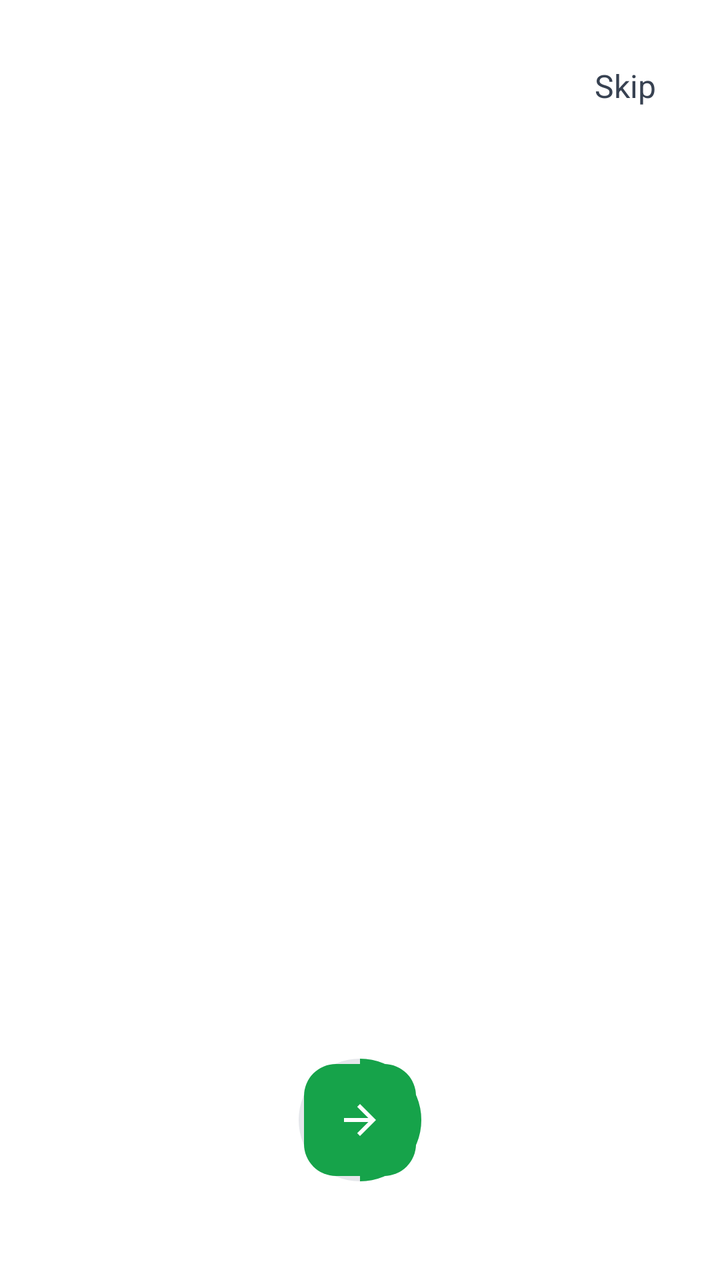
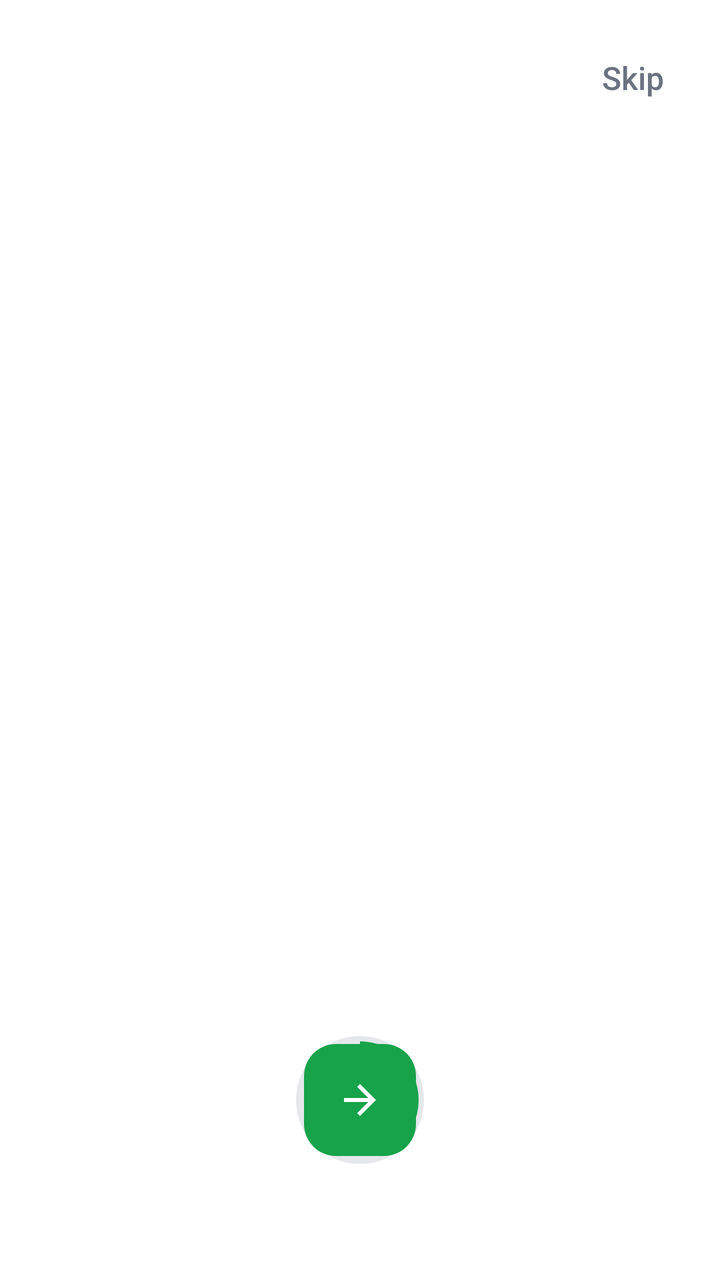

Screens rendered from an Android XML layout before and after an edit, with the pre-edit source and the edit as a unified diff.
<!-- AndroidManifest.xml: application theme Theme.GoRide -->
<!-- res/layout/fragment_onboarding.xml -->
<?xml version="1.0" encoding="utf-8"?>
<androidx.constraintlayout.widget.ConstraintLayout xmlns:android="http://schemas.android.com/apk/res/android"
    xmlns:app="http://schemas.android.com/apk/res-auto"
    xmlns:tools="http://schemas.android.com/tools"
    android:layout_width="match_parent"
    android:layout_height="match_parent"
    android:background="@color/white">

    <TextView
        android:id="@+id/btnSkip"
        android:layout_width="wrap_content"
        android:layout_height="wrap_content"
        android:layout_marginTop="24dp"
        android:layout_marginEnd="24dp"
        android:padding="8dp"
        android:text="Skip"
        android:textColor="@color/gray_700"
        android:textSize="16sp"
        app:layout_constraintEnd_toEndOf="parent"
        app:layout_constraintTop_toTopOf="parent" />

    <androidx.viewpager2.widget.ViewPager2
        android:id="@+id/viewPager"
        android:layout_width="0dp"
        android:layout_height="0dp"
        app:layout_constraintBottom_toTopOf="@+id/bottomContainer"
        app:layout_constraintEnd_toEndOf="parent"
        app:layout_constraintStart_toStartOf="parent"
        app:layout_constraintTop_toBottomOf="@id/btnSkip" />

    <androidx.constraintlayout.widget.ConstraintLayout
        android:id="@+id/bottomContainer"
        android:layout_width="match_parent"
        android:layout_height="wrap_content"
        android:paddingBottom="40dp"
        app:layout_constraintBottom_toBottomOf="parent">

        
        <FrameLayout
            android:id="@+id/btnNext"
            android:layout_width="80dp"
            android:layout_height="80dp"
            app:layout_constraintBottom_toBottomOf="parent"
            app:layout_constraintEnd_toEndOf="parent"
            app:layout_constraintStart_toStartOf="parent">

            <ProgressBar
                android:id="@+id/progressBar"
                style="?android:attr/progressBarStyleHorizontal"
                android:layout_width="match_parent"
                android:layout_height="match_parent"
                android:background="@drawable/circle_gray"
                android:indeterminate="false"
                android:max="100"
                android:progress="50"
                android:progressDrawable="@drawable/circle_progress" />

            <com.google.android.material.floatingactionbutton.FloatingActionButton
                android:id="@+id/fabNext"
                android:layout_width="wrap_content"
                android:layout_height="wrap_content"
                android:layout_gravity="center"
                android:clickable="false"
                android:focusable="false"
                app:backgroundTint="@color/primary"
                app:elevation="0dp"
                app:fabCustomSize="56dp"
                app:layout_constraintBottom_toBottomOf="parent"
                app:layout_constraintEnd_toEndOf="parent"
                app:layout_constraintStart_toStartOf="parent"
                app:layout_constraintTop_toTopOf="parent"
                app:srcCompat="@drawable/ic_arrow_forward"
                app:tint="@color/white" />

        </FrameLayout>

    </androidx.constraintlayout.widget.ConstraintLayout>

</androidx.constraintlayout.widget.ConstraintLayout>
<!-- resources referenced by this layout -->
<resources>
  <color name="gray_700">#374151</color>
  <color name="primary">#16A34A</color>
  <color name="white">#FFFFFFFF</color>
  <!-- drawable circle_gray (drawable) -->
  <?xml version="1.0" encoding="utf-8"?>
  <shape xmlns:android="http://schemas.android.com/apk/res/android"
      android:shape="ring"
      android:thickness="4dp"
      android:useLevel="false">
      <solid android:color="@color/gray_200" />
  </shape>
  <!-- drawable circle_progress (drawable) -->
  <?xml version="1.0" encoding="utf-8"?>
  <rotate xmlns:android="http://schemas.android.com/apk/res/android"
      android:fromDegrees="270"
      android:toDegrees="270">
      <shape
          android:shape="ring"
          android:thickness="4dp"
          android:useLevel="true">
          <solid android:color="@color/primary" />
      </shape>
  </rotate>
  <!-- drawable ic_arrow_forward (drawable) -->
  <vector xmlns:android="http://schemas.android.com/apk/res/android"
      android:width="24dp"
      android:height="24dp"
      android:viewportWidth="24"
      android:viewportHeight="24">
      <path
          android:fillColor="@android:color/white"
          android:pathData="M12,4l-1.41,1.41L16.17,11H4v2h12.17l-5.58,5.59L12,20l8,-8z" />
  </vector>
  <style name="Theme.GoRide" parent="Theme.Material3.DayNight.NoActionBar">
          
          <item name="colorPrimary">@color/primary</item>
          <item name="colorPrimaryVariant">@color/primary_dark</item>
          <item name="colorOnPrimary">@color/white</item>
          
          <item name="colorSecondary">@color/primary_light</item>
          <item name="colorSecondaryVariant">@color/primary_dark</item>
          <item name="colorOnSecondary">@color/black</item>
          
          <item name="android:statusBarColor">?attr/colorPrimaryVariant</item>
      </style>
  <color name="gray_200">#E5E7EB</color>
  <color name="primary_dark">#15803D</color>
  <color name="primary_light">#DCFCE7</color>
  <color name="black">#FF000000</color>
</resources>

<!-- the commit's change to res/layout/fragment_onboarding.xml (unified diff, before → after) -->
@@ -10,12 +10,13 @@
         android:id="@+id/btnSkip"
         android:layout_width="wrap_content"
         android:layout_height="wrap_content"
-        android:layout_marginTop="24dp"
-        android:layout_marginEnd="24dp"
-        android:padding="8dp"
+        android:layout_marginTop="16dp"
+        android:layout_marginEnd="16dp"
+        android:padding="12dp"
         android:text="Skip"
-        android:textColor="@color/gray_700"
+        android:textColor="@color/gray_500"
         android:textSize="16sp"
+        android:fontFamily="sans-serif-medium"
         app:layout_constraintEnd_toEndOf="parent"
         app:layout_constraintTop_toTopOf="parent" />
 
@@ -32,14 +33,13 @@
         android:id="@+id/bottomContainer"
         android:layout_width="match_parent"
         android:layout_height="wrap_content"
-        android:paddingBottom="40dp"
+        android:paddingBottom="48dp"
         app:layout_constraintBottom_toBottomOf="parent">
 
-        
         <FrameLayout
             android:id="@+id/btnNext"
-            android:layout_width="80dp"
-            android:layout_height="80dp"
+            android:layout_width="84dp"
+            android:layout_height="84dp"
             app:layout_constraintBottom_toBottomOf="parent"
             app:layout_constraintEnd_toEndOf="parent"
             app:layout_constraintStart_toStartOf="parent">
@@ -52,7 +52,8 @@
                 android:background="@drawable/circle_gray"
                 android:indeterminate="false"
                 android:max="100"
-                android:progress="50"
+                android:progress="33"
+                android:padding="4dp"
                 android:progressDrawable="@drawable/circle_progress" />
 
             <com.google.android.material.floatingactionbutton.FloatingActionButton
@@ -65,12 +66,9 @@
                 app:backgroundTint="@color/primary"
                 app:elevation="0dp"
                 app:fabCustomSize="56dp"
-                app:layout_constraintBottom_toBottomOf="parent"
-                app:layout_constraintEnd_toEndOf="parent"
-                app:layout_constraintStart_toStartOf="parent"
-                app:layout_constraintTop_toTopOf="parent"
                 app:srcCompat="@drawable/ic_arrow_forward"
-                app:tint="@color/white" />
+                app:tint="@color/white"
+                tools:ignore="ContentDescription" />
 
         </FrameLayout>
 
<!-- resource entries referenced after the edit -->
@@ -1,6 +1,6 @@
 <!-- resources referenced by this layout -->
 <resources>
-  <color name="gray_700">#374151</color>
+  <color name="gray_500">#6B7280</color>
   <color name="primary">#16A34A</color>
   <color name="white">#FFFFFFFF</color>
   <!-- drawable circle_gray (drawable) -->
@@ -33,7 +33,7 @@
           android:fillColor="@android:color/white"
           android:pathData="M12,4l-1.41,1.41L16.17,11H4v2h12.17l-5.58,5.59L12,20l8,-8z" />
   </vector>
-  <style name="Theme.GoRide" parent="Theme.Material3.DayNight.NoActionBar">
+  <style name="Theme.GoRide" parent="Theme.Material3.Light.NoActionBar">
           
           <item name="colorPrimary">@color/primary</item>
           <item name="colorPrimaryVariant">@color/primary_dark</item>
@@ -44,6 +44,11 @@
           <item name="colorOnSecondary">@color/black</item>
           
           <item name="android:statusBarColor">?attr/colorPrimaryVariant</item>
+  
+          
+          <item name="android:windowBackground">@color/white</item>
+          <item name="colorSurface">@color/white</item>
+          <item name="colorOnSurface">@color/black</item>
       </style>
   <color name="gray_200">#E5E7EB</color>
   <color name="primary_dark">#15803D</color>
